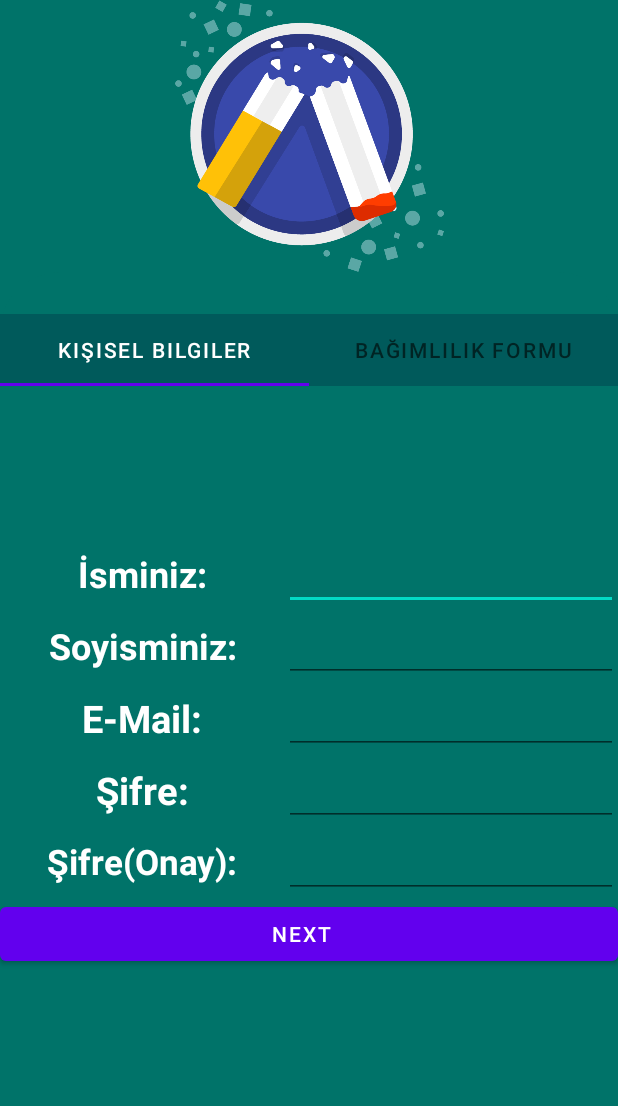
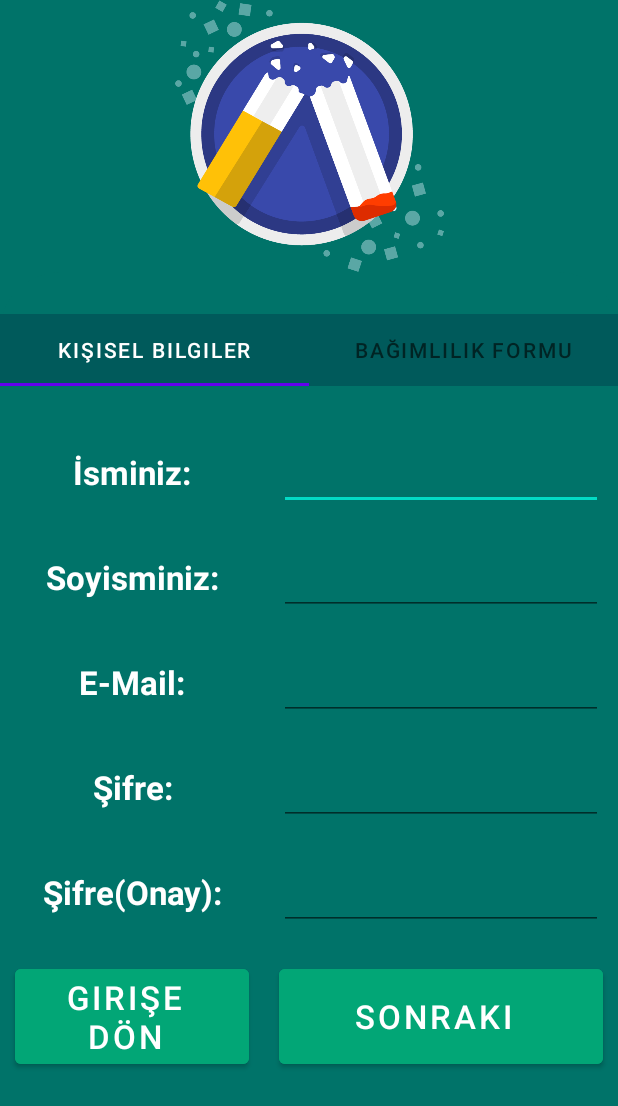
Before and after one commit to ddincerdem/QuitQuick, an Android app: the form1TabFragment screen opened directly, with no data from a screen before it, on a phone screen of 412 x 824 dp. Shown: the top 1106 px of the screen. Run offline under Robolectric (Android 15) with nearby library versions, the phone set to English and light mode, and no system bars.

Commit message:
Minor Düzeltmeler

```diff
--- a/app/src/main/java/com/example/quitquick/LoginActivity.java
+++ b/app/src/main/java/com/example/quitquick/LoginActivity.java
@@ -29,7 +29,7 @@ public class LoginActivity extends AppCompatActivity {
         intentRegister = new Intent(this,RegisterActivity.class);
 
         SetupClickListener();
-        getSupportActionBar().hide();
+//        getSupportActionBar().hide();
     }
 
     public void SetupClickListener(){
--- a/app/src/main/java/com/example/quitquick/SplashScreenActivity.java
+++ b/app/src/main/java/com/example/quitquick/SplashScreenActivity.java
@@ -12,7 +12,7 @@ public class SplashScreenActivity extends AppCompatActivity {
     protected void onCreate(Bundle savedInstanceState) {
         super.onCreate(savedInstanceState);
         setContentView(R.layout.activity_splash_screen);
-        getSupportActionBar().hide();
+
         new Handler().postDelayed(new Runnable() {
             @Override
             public void run() {
--- a/app/src/main/res/layout/form1_fragment.xml
+++ b/app/src/main/res/layout/form1_fragment.xml
@@ -1,9 +1,9 @@
 <?xml version="1.0" encoding="utf-8"?>
-<androidx.constraintlayout.widget.ConstraintLayout
-    xmlns:android="http://schemas.android.com/apk/res/android"
+<androidx.constraintlayout.widget.ConstraintLayout xmlns:android="http://schemas.android.com/apk/res/android"
     xmlns:app="http://schemas.android.com/apk/res-auto"
     android:layout_width="match_parent"
     android:layout_height="match_parent"
+    android:layout_weight="1"
     android:background="@color/green3">
 
     <TableLayout
@@ -21,24 +21,26 @@
                 android:id="@+id/tvName"
                 android:layout_width="wrap_content"
                 android:layout_height="match_parent"
-                android:layout_weight="1"
+                android:layout_margin="10dp"
+                android:layout_weight="2"
                 android:gravity="center"
                 android:text="İsminiz:"
                 android:textColor="@color/white"
-                android:textSize="24dp"
+                android:textSize="22sp"
                 android:textStyle="bold" />
 
             <EditText
                 android:id="@+id/etName"
                 android:layout_width="wrap_content"
                 android:layout_height="wrap_content"
-                android:layout_weight="1"
+                android:layout_margin="10dp"
+                android:layout_weight="2"
                 android:ems="10"
                 android:inputType="textPersonName"
                 android:maxLength="20"
                 android:maxLines="1"
                 android:textColor="@color/white"
-                android:textSize="20dp" />
+                android:textSize="22sp" />
 
         </TableRow>
 
@@ -51,24 +53,26 @@
                 android:id="@+id/textView"
                 android:layout_width="wrap_content"
                 android:layout_height="match_parent"
-                android:layout_weight="1"
+                android:layout_margin="10dp"
+                android:layout_weight="2"
                 android:gravity="center"
                 android:text="Soyisminiz:"
                 android:textColor="@color/white"
-                android:textSize="24dp"
+                android:textSize="22sp"
                 android:textStyle="bold" />
 
             <EditText
                 android:id="@+id/editTextTextPersonName"
                 android:layout_width="wrap_content"
                 android:layout_height="wrap_content"
-                android:layout_weight="1"
+                android:layout_margin="10dp"
+                android:layout_weight="2"
                 android:ems="10"
                 android:inputType="textPersonName"
                 android:maxLength="20"
                 android:maxLines="1"
                 android:textColor="@color/white"
-                android:textSize="20dp"/>
+                android:textSize="22sp" />
         </TableRow>
 
         <TableRow
@@ -79,24 +83,26 @@
                 android:id="@+id/tvEmail"
                 android:layout_width="150dp"
                 android:layout_height="match_parent"
-                android:layout_weight="1"
+                android:layout_margin="10dp"
+                android:layout_weight="2"
                 android:gravity="center"
                 android:text="E-Mail:"
                 android:textColor="@color/white"
-                android:textSize="25dp"
+                android:textSize="22sp"
                 android:textStyle="bold" />
 
             <EditText
                 android:id="@+id/etEmail"
                 android:layout_width="wrap_content"
                 android:layout_height="wrap_content"
-                android:layout_weight="1"
+                android:layout_margin="10dp"
+                android:layout_weight="2"
                 android:ems="10"
                 android:inputType="textEmailAddress"
                 android:maxLength="20"
                 android:maxLines="1"
                 android:textColor="@color/white"
-                android:textSize="20sp" />
+                android:textSize="22sp" />
 
         </TableRow>
 
@@ -108,24 +114,26 @@
                 android:id="@+id/tvPassword"
                 android:layout_width="200dp"
                 android:layout_height="match_parent"
-                android:layout_weight="1"
+                android:layout_margin="10dp"
+                android:layout_weight="2"
                 android:gravity="center"
                 android:text="Şifre:"
                 android:textColor="@color/white"
-                android:textSize="25dp"
+                android:textSize="22sp"
                 android:textStyle="bold" />
 
             <EditText
                 android:id="@+id/etPassword"
                 android:layout_width="wrap_content"
                 android:layout_height="wrap_content"
-                android:layout_weight="1"
+                android:layout_margin="10dp"
+                android:layout_weight="2"
                 android:ems="10"
                 android:inputType="textPassword"
                 android:maxLength="14"
                 android:maxLines="1"
                 android:textColor="@color/white"
-                android:textSize="20sp" />
+                android:textSize="22sp" />
 
         </TableRow>
 
@@ -137,24 +145,26 @@
                 android:id="@+id/tvPasswordConf"
                 android:layout_width="wrap_content"
                 android:layout_height="match_parent"
-                android:layout_weight="1"
+                android:layout_margin="10dp"
+                android:layout_weight="2"
                 android:gravity="center"
                 android:text="Şifre(Onay):"
                 android:textColor="@color/white"
-                android:textSize="23dp"
+                android:textSize="22sp"
                 android:textStyle="bold" />
 
             <EditText
                 android:id="@+id/etPasswordConf"
                 android:layout_width="wrap_content"
                 android:layout_height="wrap_content"
-                android:layout_weight="1"
+                android:layout_margin="10dp"
+                android:layout_weight="2"
                 android:ems="10"
                 android:inputType="textPassword"
                 android:maxLength="14"
                 android:maxLines="1"
                 android:textColor="@color/white"
-                android:textSize="20sp" />
+                android:textSize="22sp" />
 
         </TableRow>
 
@@ -164,14 +174,30 @@
             android:gravity="center">
 
 
+            <Button
+                android:id="@+id/btnReturnLogin"
+                android:layout_width="wrap_content"
+                android:layout_height="match_parent"
+                android:layout_margin="10dp"
+                android:layout_weight="1"
+                android:backgroundTint="@color/green5"
+                android:paddingLeft="5dp"
+                android:text="Girişe Dön"
+                android:textSize="22sp" />
+
 
             <Button
                 android:id="@+id/btnNext"
                 android:layout_width="wrap_content"
                 android:layout_height="match_parent"
+                android:layout_margin="10dp"
                 android:layout_weight="1"
-                android:text="Next"
-                android:paddingLeft="5dp"/>
+                android:backgroundTint="@color/green5"
+                android:paddingLeft="5dp"
+                android:text="Sonraki"
+                android:textSize="22sp" />
+
+
         </TableRow>
     </TableLayout>
 
```
Also changed, not shown: app/src/main/res/layout/form2_fragment.xml (+43 -26 lines).
